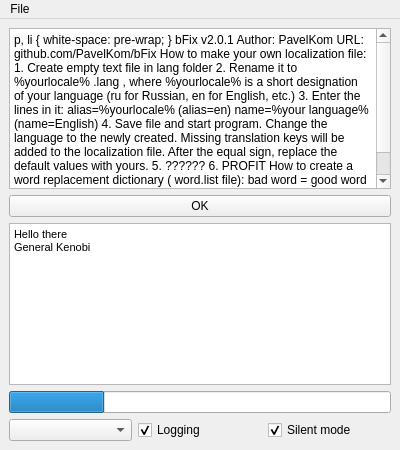
PavelKom/bFix, file GUI version/design.ui: the form before one commit.
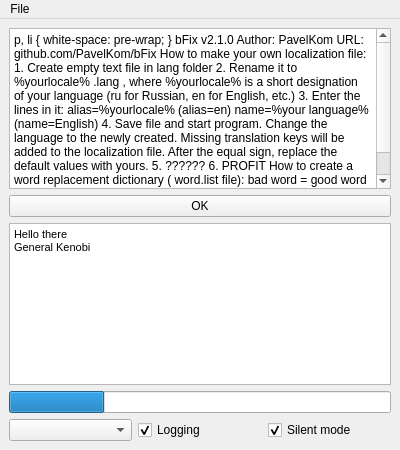
The form after the commit. Icons and pictures are not drawn.

Commit message: Исправил версию в окне About

The edit to the form file:
```diff
--- a/GUI version/design.ui
+++ b/GUI version/design.ui
@@ -50,7 +50,7 @@
 &lt;html&gt;&lt;head&gt;&lt;meta name=&quot;qrichtext&quot; content=&quot;1&quot; /&gt;&lt;style type=&quot;text/css&quot;&gt;
 p, li { white-space: pre-wrap; }
 &lt;/style&gt;&lt;/head&gt;&lt;body style=&quot; font-family:'MS Shell Dlg 2'; font-size:8.25pt; font-weight:400; font-style:normal;&quot;&gt;
-&lt;p style=&quot; margin-top:0px; margin-bottom:0px; margin-left:0px; margin-right:0px; -qt-block-indent:0; text-indent:0px;&quot;&gt;bFix v2.0.1&lt;/p&gt;
+&lt;p style=&quot; margin-top:0px; margin-bottom:0px; margin-left:0px; margin-right:0px; -qt-block-indent:0; text-indent:0px;&quot;&gt;bFix v2.1.0&lt;/p&gt;
 &lt;p style=&quot; margin-top:0px; margin-bottom:0px; margin-left:0px; margin-right:0px; -qt-block-indent:0; text-indent:0px;&quot;&gt;Author: &lt;span style=&quot; font-weight:600; color:#0000ff;&quot;&gt;PavelKom&lt;/span&gt;&lt;/p&gt;
 &lt;p style=&quot; margin-top:0px; margin-bottom:0px; margin-left:0px; margin-right:0px; -qt-block-indent:0; text-indent:0px;&quot;&gt;URL: github.com/PavelKom/bFix&lt;/p&gt;
 &lt;p style=&quot;-qt-paragraph-type:empty; margin-top:0px; margin-bottom:0px; margin-left:0px; margin-right:0px; -qt-block-indent:0; text-indent:0px;&quot;&gt;&lt;br /&gt;&lt;/p&gt;
```
The commit also changes 1 other file.
